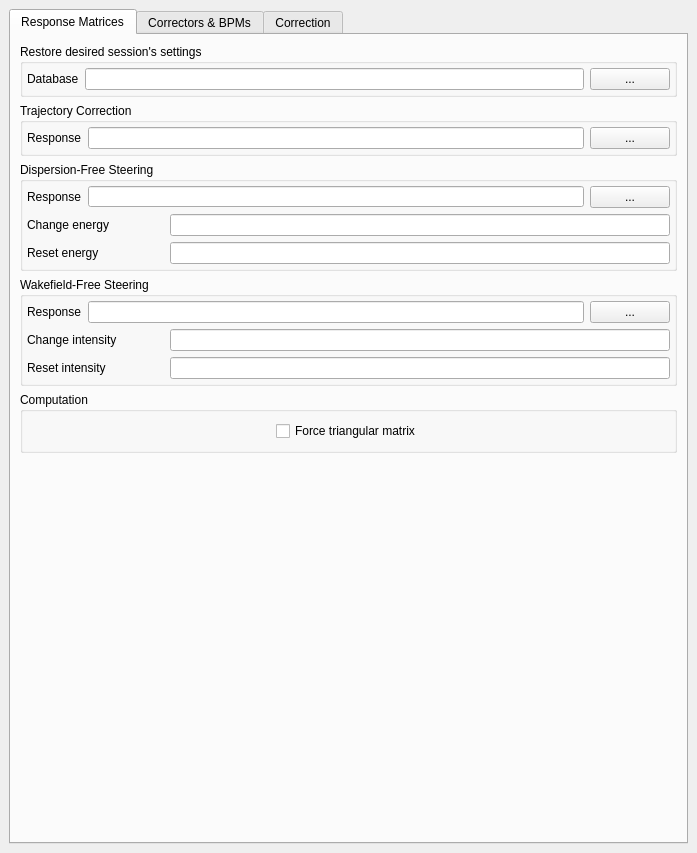
Qt form CERN251210/BBA_GUI.ui (Motoki-Sato-hub/MLFlightSimulator) before a commit.
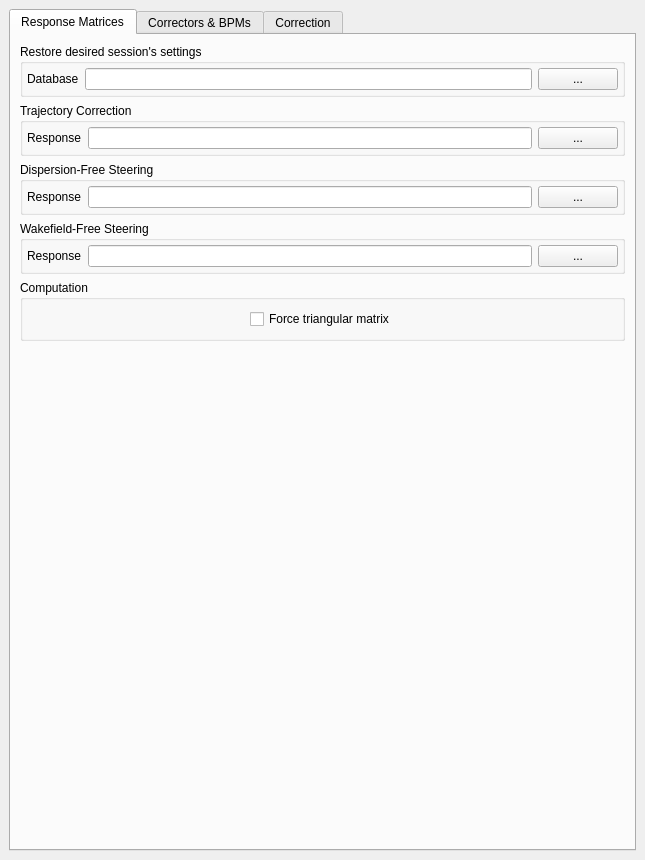
The same form after that commit.

Commit message: Refactor SaveOrLoad_BBA: Removed unused energy and intensity settings from save/load functionality

```diff
--- a/CERN251210/BBA_GUI.ui
+++ b/CERN251210/BBA_GUI.ui
@@ -6,8 +6,8 @@
    <rect>
     <x>0</x>
     <y>0</y>
-    <width>697</width>
-    <height>853</height>
+    <width>645</width>
+    <height>860</height>
    </rect>
   </property>
   <property name="windowTitle">
@@ -61,10 +61,23 @@
                 </widget>
                </item>
                <item>
-                <widget class="QLineEdit" name="session_database_3"/>
+                <widget class="QLineEdit" name="session_database_3">
+                 <property name="maximumSize">
+                  <size>
+                   <width>500</width>
+                   <height>16777215</height>
+                  </size>
+                 </property>
+                </widget>
                </item>
                <item>
                 <widget class="QPushButton" name="pushButton_11">
+                 <property name="sizePolicy">
+                  <sizepolicy hsizetype="Fixed" vsizetype="Fixed">
+                   <horstretch>0</horstretch>
+                   <verstretch>0</verstretch>
+                  </sizepolicy>
+                 </property>
                  <property name="text">
                   <string>...</string>
                  </property>
@@ -114,6 +127,12 @@
                </item>
                <item>
                 <widget class="QPushButton" name="pushButton_8">
+                 <property name="sizePolicy">
+                  <sizepolicy hsizetype="Fixed" vsizetype="Fixed">
+                   <horstretch>0</horstretch>
+                   <verstretch>0</verstretch>
+                  </sizepolicy>
+                 </property>
                  <property name="text">
                   <string>...</string>
                  </property>
@@ -158,13 +177,19 @@
                    <property name="maximumSize">
                     <size>
                      <width>500</width>
-                     <height>21</height>
+                     <height>16777215</height>
                     </size>
                    </property>
                   </widget>
                  </item>
                  <item>
                   <widget class="QPushButton" name="pushButton_9">
+                   <property name="sizePolicy">
+                    <sizepolicy hsizetype="Fixed" vsizetype="Fixed">
+                     <horstretch>0</horstretch>
+                     <verstretch>0</verstretch>
+                    </sizepolicy>
+                   </property>
                    <property name="text">
                     <string>...</string>
                    </property>
@@ -173,46 +198,10 @@
                 </layout>
                </item>
                <item>
-                <layout class="QHBoxLayout" name="horizontalLayout_17">
-                 <item>
-                  <widget class="QLabel" name="label_20">
-                   <property name="text">
-                    <string>Change energy</string>
-                   </property>
-                  </widget>
-                 </item>
-                 <item>
-                  <widget class="QLineEdit" name="dfs_change_3">
-                   <property name="maximumSize">
-                    <size>
-                     <width>500</width>
-                     <height>16777215</height>
-                    </size>
-                   </property>
-                  </widget>
-                 </item>
-                </layout>
+                <layout class="QHBoxLayout" name="horizontalLayout_17"/>
                </item>
                <item>
-                <layout class="QHBoxLayout" name="horizontalLayout_18">
-                 <item>
-                  <widget class="QLabel" name="label_21">
-                   <property name="text">
-                    <string>Reset energy</string>
-                   </property>
-                  </widget>
-                 </item>
-                 <item>
-                  <widget class="QLineEdit" name="dfs_reset_3">
-                   <property name="maximumSize">
-                    <size>
-                     <width>500</width>
-                     <height>16777215</height>
-                    </size>
-                   </property>
-                  </widget>
-                 </item>
-                </layout>
+                <layout class="QHBoxLayout" name="horizontalLayout_18"/>
                </item>
               </layout>
              </item>
@@ -258,6 +247,12 @@
                </item>
                <item>
                 <widget class="QPushButton" name="pushButton_10">
+                 <property name="sizePolicy">
+                  <sizepolicy hsizetype="Fixed" vsizetype="Fixed">
+                   <horstretch>0</horstretch>
+                   <verstretch>0</verstretch>
+                  </sizepolicy>
+                 </property>
                  <property name="text">
                   <string>...</string>
                  </property>
@@ -266,46 +261,10 @@
               </layout>
              </item>
              <item>
-              <layout class="QHBoxLayout" name="horizontalLayout_20">
-               <item>
-                <widget class="QLabel" name="label_23">
-                 <property name="text">
-                  <string>Change intensity</string>
-                 </property>
-                </widget>
-               </item>
-               <item>
-                <widget class="QLineEdit" name="wfs_change_3">
-                 <property name="maximumSize">
-                  <size>
-                   <width>500</width>
-                   <height>16777215</height>
-                  </size>
-                 </property>
-                </widget>
-               </item>
-              </layout>
+              <layout class="QHBoxLayout" name="horizontalLayout_20"/>
              </item>
              <item>
-              <layout class="QHBoxLayout" name="horizontalLayout_21">
-               <item>
-                <widget class="QLabel" name="label_24">
-                 <property name="text">
-                  <string>Reset intensity</string>
-                 </property>
-                </widget>
-               </item>
-               <item>
-                <widget class="QLineEdit" name="wfs_reset_3">
-                 <property name="maximumSize">
-                  <size>
-                   <width>500</width>
-                   <height>16777215</height>
-                  </size>
-                 </property>
-                </widget>
-               </item>
-              </layout>
+              <layout class="QHBoxLayout" name="horizontalLayout_21"/>
              </item>
             </layout>
            </widget>
```
Left out of the diff: 40 changed lines with no effect on the pictures. The commit also changes 16 other files.
